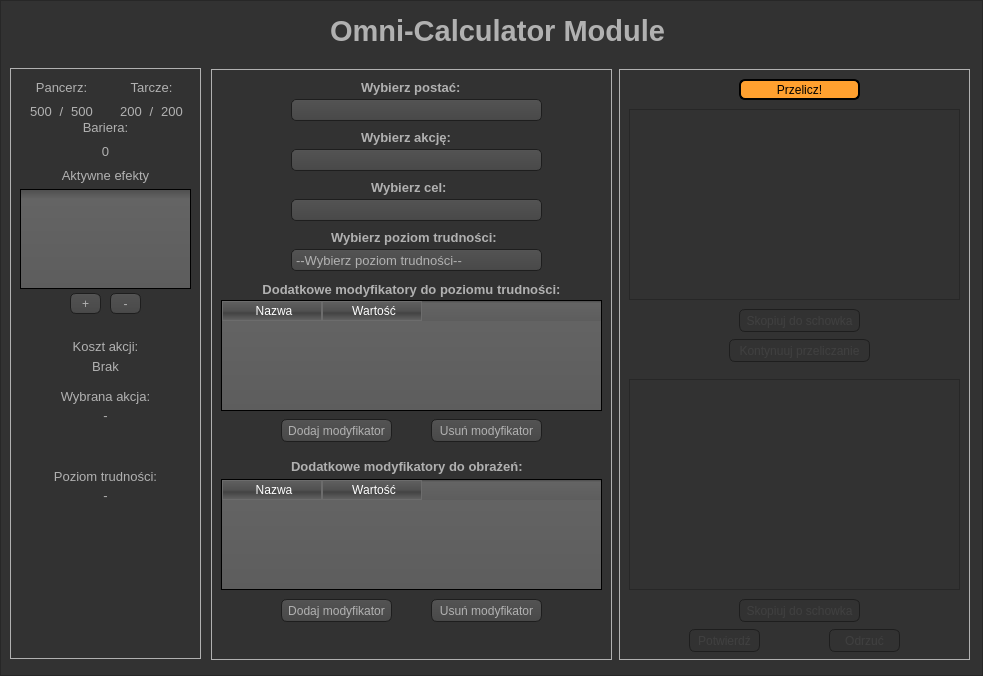
First picture: the form in calculator.ui, repository KJarzyna/OmniMGIII, before the edit.
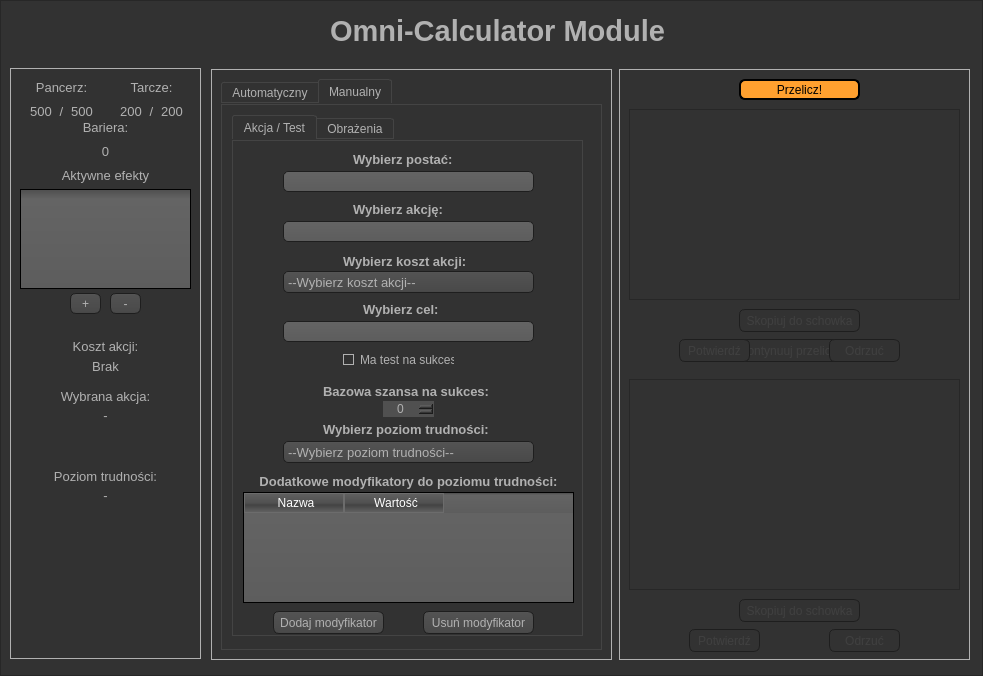
Second picture: the form after the edit. Icons and pictures are not drawn.

```diff
--- a/calculator.ui
+++ b/calculator.ui
@@ -531,26 +531,43 @@
    <property name="frameShadow">
     <enum>QFrame::Plain</enum>
    </property>
-   <widget class="QComboBox" name="comboBox_select_player">
+   <widget class="QTabWidget" name="tabWidget_calculation_type">
     <property name="geometry">
      <rect>
-      <x>80</x>
-      <y>30</y>
-      <width>251</width>
-      <height>22</height>
+      <x>10</x>
+      <y>10</y>
+      <width>381</width>
+      <height>571</height>
      </rect>
     </property>
-    <property name="font">
-     <font>
-      <pointsize>10</pointsize>
-     </font>
+    <property name="tabShape">
+     <enum>QTabWidget::Rounded</enum>
+    </property>
+    <property name="currentIndex">
+     <number>1</number>
+    </property>
+    <widget class="QWidget" name="tab">
+     <attribute name="title">
+      <string>Automatyczny</string>
+     </attribute>
+     <widget class="QPushButton" name="pushButton_DmgMod_add_2">
+      <property name="geometry">
+       <rect>
+        <x>210</x>
+        <y>520</y>
+        <width>111</width>
+        <height>23</height>
+       </rect>
+      </property>
+      <property name="text">
+       <string>Usuń modyfikator</string>
     </property>
    </widget>
    <widget class="QLabel" name="label_select_player">
     <property name="geometry">
      <rect>
-      <x>150</x>
-      <y>10</y>
+        <x>140</x>
+        <y>0</y>
       <width>111</width>
       <height>16</height>
      </rect>
@@ -566,31 +583,58 @@
      <string>Wybierz postać:</string>
     </property>
    </widget>
-   <widget class="QLabel" name="label_select_action">
+     <widget class="QTableWidget" name="tableWidget_AccMod">
     <property name="geometry">
      <rect>
-      <x>150</x>
-      <y>60</y>
-      <width>111</width>
-      <height>16</height>
+        <x>0</x>
+        <y>221</y>
+        <width>381</width>
+        <height>111</height>
+       </rect>
+      </property>
+      <property name="focusPolicy">
+       <enum>Qt::NoFocus</enum>
+      </property>
+      <property name="styleSheet">
+       <string notr="true">QCellWidget
+{
+background-color: #242424;
+}</string>
+      </property>
+      <property name="selectionBehavior">
+       <enum>QAbstractItemView::SelectItems</enum>
+      </property>
+      <column>
+       <property name="text">
+        <string>Nazwa</string>
+       </property>
+      </column>
+      <column>
+       <property name="text">
+        <string>Wartość</string>
+       </property>
+      </column>
+     </widget>
+     <widget class="QComboBox" name="comboBox_select_player">
+      <property name="geometry">
+       <rect>
+        <x>70</x>
+        <y>20</y>
+        <width>251</width>
+        <height>22</height>
      </rect>
     </property>
     <property name="font">
      <font>
       <pointsize>10</pointsize>
-      <weight>75</weight>
-      <bold>true</bold>
-     </font>
-    </property>
-    <property name="text">
-     <string>Wybierz akcję:</string>
-    </property>
+       </font>
+      </property>
    </widget>
    <widget class="QComboBox" name="comboBox_select_action">
     <property name="geometry">
      <rect>
-      <x>80</x>
-      <y>80</y>
+        <x>70</x>
+        <y>70</y>
       <width>251</width>
       <height>22</height>
      </rect>
@@ -601,11 +645,126 @@
      </font>
     </property>
    </widget>
+     <widget class="QPushButton" name="pushButton_DmgMod_add">
+      <property name="geometry">
+       <rect>
+        <x>60</x>
+        <y>520</y>
+        <width>111</width>
+        <height>23</height>
+       </rect>
+      </property>
+      <property name="text">
+       <string>Dodaj modyfikator</string>
+      </property>
+     </widget>
+     <widget class="QLabel" name="label_select_action">
+      <property name="geometry">
+       <rect>
+        <x>140</x>
+        <y>50</y>
+        <width>111</width>
+        <height>16</height>
+       </rect>
+      </property>
+      <property name="font">
+       <font>
+        <pointsize>10</pointsize>
+        <weight>75</weight>
+        <bold>true</bold>
+       </font>
+      </property>
+      <property name="text">
+       <string>Wybierz akcję:</string>
+      </property>
+     </widget>
+     <widget class="QPushButton" name="pushButton_AccMod_remove">
+      <property name="geometry">
+       <rect>
+        <x>210</x>
+        <y>340</y>
+        <width>111</width>
+        <height>23</height>
+       </rect>
+      </property>
+      <property name="text">
+       <string>Usuń modyfikator</string>
+      </property>
+     </widget>
+     <widget class="QTableWidget" name="tableWidget_DmgMod">
+      <property name="geometry">
+       <rect>
+        <x>0</x>
+        <y>400</y>
+        <width>381</width>
+        <height>111</height>
+       </rect>
+      </property>
+      <property name="focusPolicy">
+       <enum>Qt::NoFocus</enum>
+      </property>
+      <property name="styleSheet">
+       <string notr="true">QCellWidget
+{
+background-color: #242424;
+}</string>
+      </property>
+      <column>
+       <property name="text">
+        <string>Nazwa</string>
+       </property>
+      </column>
+      <column>
+       <property name="text">
+        <string>Wartość</string>
+       </property>
+      </column>
+     </widget>
+     <widget class="QLabel" name="label_select_difficultylevel">
+      <property name="geometry">
+       <rect>
+        <x>110</x>
+        <y>150</y>
+        <width>181</width>
+        <height>16</height>
+       </rect>
+      </property>
+      <property name="font">
+       <font>
+        <pointsize>10</pointsize>
+        <weight>75</weight>
+        <bold>true</bold>
+       </font>
+      </property>
+      <property name="text">
+       <string>Wybierz poziom trudności:</string>
+      </property>
+     </widget>
+     <widget class="QLabel" name="label_dmgmod">
+      <property name="geometry">
+       <rect>
+        <x>70</x>
+        <y>379</y>
+        <width>271</width>
+        <height>16</height>
+       </rect>
+      </property>
+      <property name="font">
+       <font>
+        <pointsize>10</pointsize>
+        <weight>75</weight>
+        <bold>true</bold>
+       </font>
+      </property>
+      <property name="text">
+       <string>Dodatkowe modyfikatory do obrażeń:</string>
+      </property>
+     </widget>
    <widget class="QLabel" name="label_select_target">
     <property name="geometry">
      <rect>
-      <x>160</x>
-      <y>110</y>
+        <x>150</x>
+        <y>100</y>
       <width>81</width>
       <height>16</height>
      </rect>
@@ -621,11 +780,74 @@
      <string>Wybierz cel:</string>
     </property>
    </widget>
+     <widget class="QComboBox" name="comboBox_select_difficultylevel">
+      <property name="geometry">
+       <rect>
+        <x>70</x>
+        <y>170</y>
+        <width>251</width>
+        <height>22</height>
+       </rect>
+      </property>
+      <property name="font">
+       <font>
+        <pointsize>10</pointsize>
+       </font>
+      </property>
+      <item>
+       <property name="text">
+        <string>--Wybierz poziom trudności--</string>
+       </property>
+      </item>
+      <item>
+       <property name="text">
+        <string>Bardzo łatwy</string>
+       </property>
+      </item>
+      <item>
+       <property name="text">
+        <string>Łatwy</string>
+       </property>
+      </item>
+      <item>
+       <property name="text">
+        <string>Normalny</string>
+       </property>
+      </item>
+      <item>
+       <property name="text">
+        <string>Trudny</string>
+       </property>
+      </item>
+      <item>
+       <property name="text">
+        <string>Bardzo trudny</string>
+       </property>
+      </item>
+      <item>
+       <property name="text">
+        <string>Niemożliwy</string>
+       </property>
+      </item>
+     </widget>
+     <widget class="QPushButton" name="pushButton_AccMod_add">
+      <property name="geometry">
+       <rect>
+        <x>60</x>
+        <y>340</y>
+        <width>111</width>
+        <height>23</height>
+       </rect>
+      </property>
+      <property name="text">
+       <string>Dodaj modyfikator</string>
+      </property>
+     </widget>
    <widget class="QComboBox" name="comboBox_select_target">
     <property name="geometry">
      <rect>
-      <x>80</x>
-      <y>130</y>
+        <x>70</x>
+        <y>120</y>
       <width>251</width>
       <height>22</height>
      </rect>
@@ -636,11 +858,228 @@
      </font>
     </property>
    </widget>
-   <widget class="QLabel" name="label_select_difficultylevel">
+     <widget class="QLabel" name="label_accmod">
+      <property name="geometry">
+       <rect>
+        <x>0</x>
+        <y>200</y>
+        <width>381</width>
+        <height>20</height>
+       </rect>
+      </property>
+      <property name="font">
+       <font>
+        <pointsize>10</pointsize>
+        <weight>75</weight>
+        <bold>true</bold>
+       </font>
+      </property>
+      <property name="text">
+       <string>Dodatkowe modyfikatory do poziomu trudności:</string>
+      </property>
+      <property name="alignment">
+       <set>Qt::AlignCenter</set>
+      </property>
+     </widget>
+    </widget>
+    <widget class="QWidget" name="tab_2">
+     <attribute name="title">
+      <string>Manualny</string>
+     </attribute>
+     <widget class="QTabWidget" name="tabWidget_manual_type">
+      <property name="geometry">
+       <rect>
+        <x>10</x>
+        <y>10</y>
+        <width>351</width>
+        <height>521</height>
+       </rect>
+      </property>
+      <property name="layoutDirection">
+       <enum>Qt::LeftToRight</enum>
+      </property>
+      <property name="autoFillBackground">
+       <bool>false</bool>
+      </property>
+      <property name="tabPosition">
+       <enum>QTabWidget::North</enum>
+      </property>
+      <property name="currentIndex">
+       <number>0</number>
+      </property>
+      <property name="documentMode">
+       <bool>false</bool>
+      </property>
+      <property name="tabBarAutoHide">
+       <bool>false</bool>
+      </property>
+      <widget class="QWidget" name="tab_3">
+       <attribute name="title">
+        <string>Akcja / Test</string>
+       </attribute>
+       <widget class="QPushButton" name="pushButton_AccMod_remove_M">
+        <property name="geometry">
+         <rect>
+          <x>190</x>
+          <y>470</y>
+          <width>111</width>
+          <height>23</height>
+         </rect>
+        </property>
+        <property name="text">
+         <string>Usuń modyfikator</string>
+        </property>
+       </widget>
+       <widget class="QLabel" name="label_select_action_M">
     <property name="geometry">
      <rect>
       <x>120</x>
+          <y>60</y>
+          <width>111</width>
+          <height>16</height>
+         </rect>
+        </property>
+        <property name="font">
+         <font>
+          <pointsize>10</pointsize>
+          <weight>75</weight>
+          <bold>true</bold>
+         </font>
+        </property>
+        <property name="text">
+         <string>Wybierz akcję:</string>
+        </property>
+       </widget>
+       <widget class="QLabel" name="label_select_target_M">
+        <property name="geometry">
+         <rect>
+          <x>130</x>
       <y>160</y>
+          <width>81</width>
+          <height>16</height>
+         </rect>
+        </property>
+        <property name="font">
+         <font>
+          <pointsize>10</pointsize>
+          <weight>75</weight>
+          <bold>true</bold>
+         </font>
+        </property>
+        <property name="text">
+         <string>Wybierz cel:</string>
+        </property>
+       </widget>
+       <widget class="QTableWidget" name="tableWidget_AccMod_M">
+        <property name="geometry">
+         <rect>
+          <x>10</x>
+          <y>351</y>
+          <width>331</width>
+          <height>111</height>
+         </rect>
+        </property>
+        <property name="focusPolicy">
+         <enum>Qt::NoFocus</enum>
+        </property>
+        <property name="styleSheet">
+         <string notr="true">QCellWidget
+{
+background-color: #242424;
+}</string>
+        </property>
+        <property name="selectionBehavior">
+         <enum>QAbstractItemView::SelectItems</enum>
+        </property>
+        <column>
+         <property name="text">
+          <string>Nazwa</string>
+         </property>
+        </column>
+        <column>
+         <property name="text">
+          <string>Wartość</string>
+         </property>
+        </column>
+       </widget>
+       <widget class="QComboBox" name="comboBox_select_difficultylevel_M">
+        <property name="geometry">
+         <rect>
+          <x>50</x>
+          <y>300</y>
+          <width>251</width>
+          <height>22</height>
+         </rect>
+        </property>
+        <property name="font">
+         <font>
+          <pointsize>10</pointsize>
+         </font>
+        </property>
+        <item>
+         <property name="text">
+          <string>--Wybierz poziom trudności--</string>
+         </property>
+        </item>
+        <item>
+         <property name="text">
+          <string>Bardzo łatwy</string>
+         </property>
+        </item>
+        <item>
+         <property name="text">
+          <string>Łatwy</string>
+         </property>
+        </item>
+        <item>
+         <property name="text">
+          <string>Normalny</string>
+         </property>
+        </item>
+        <item>
+         <property name="text">
+          <string>Trudny</string>
+         </property>
+        </item>
+        <item>
+         <property name="text">
+          <string>Bardzo trudny</string>
+         </property>
+        </item>
+        <item>
+         <property name="text">
+          <string>Niemożliwy</string>
+         </property>
+        </item>
+       </widget>
+       <widget class="QLabel" name="label_accmod_M">
+        <property name="geometry">
+         <rect>
+          <x>10</x>
+          <y>330</y>
+          <width>331</width>
+          <height>20</height>
+         </rect>
+        </property>
+        <property name="font">
+         <font>
+          <pointsize>10</pointsize>
+          <weight>75</weight>
+          <bold>true</bold>
+         </font>
+        </property>
+        <property name="text">
+         <string>Dodatkowe modyfikatory do poziomu trudności:</string>
+        </property>
+        <property name="alignment">
+         <set>Qt::AlignCenter</set>
+        </property>
+       </widget>
+       <widget class="QLabel" name="label_select_difficultylevel_M">
+        <property name="geometry">
+         <rect>
+          <x>90</x>
+          <y>280</y>
       <width>181</width>
       <height>16</height>
      </rect>
@@ -656,12 +1095,110 @@
      <string>Wybierz poziom trudności:</string>
     </property>
    </widget>
-   <widget class="QComboBox" name="comboBox_select_difficultylevel">
+       <widget class="QPushButton" name="pushButton_AccMod_add_M">
     <property name="geometry">
      <rect>
-      <x>80</x>
+          <x>40</x>
+          <y>470</y>
+          <width>111</width>
+          <height>23</height>
+         </rect>
+        </property>
+        <property name="text">
+         <string>Dodaj modyfikator</string>
+        </property>
+       </widget>
+       <widget class="QLabel" name="label_select_player_M">
+        <property name="geometry">
+         <rect>
+          <x>120</x>
+          <y>10</y>
+          <width>111</width>
+          <height>16</height>
+         </rect>
+        </property>
+        <property name="font">
+         <font>
+          <pointsize>10</pointsize>
+          <weight>75</weight>
+          <bold>true</bold>
+         </font>
+        </property>
+        <property name="text">
+         <string>Wybierz postać:</string>
+        </property>
+       </widget>
+       <widget class="QLineEdit" name="lineEdit_action_M">
+        <property name="geometry">
+         <rect>
+          <x>50</x>
+          <y>80</y>
+          <width>251</width>
+          <height>21</height>
+         </rect>
+        </property>
+        <property name="font">
+         <font>
+          <pointsize>10</pointsize>
+         </font>
+        </property>
+       </widget>
+       <widget class="QLineEdit" name="lineEdit_target_M">
+        <property name="geometry">
+         <rect>
+          <x>50</x>
       <y>180</y>
       <width>251</width>
+          <height>21</height>
+         </rect>
+        </property>
+        <property name="font">
+         <font>
+          <pointsize>10</pointsize>
+         </font>
+        </property>
+       </widget>
+       <widget class="QLineEdit" name="lineEdit_select_player_M">
+        <property name="geometry">
+         <rect>
+          <x>50</x>
+          <y>30</y>
+          <width>251</width>
+          <height>21</height>
+         </rect>
+        </property>
+        <property name="font">
+         <font>
+          <pointsize>10</pointsize>
+         </font>
+        </property>
+       </widget>
+       <widget class="QLabel" name="label_select_action_cost_M">
+        <property name="geometry">
+         <rect>
+          <x>110</x>
+          <y>110</y>
+          <width>151</width>
+          <height>20</height>
+         </rect>
+        </property>
+        <property name="font">
+         <font>
+          <pointsize>10</pointsize>
+          <weight>75</weight>
+          <bold>true</bold>
+         </font>
+        </property>
+        <property name="text">
+         <string>Wybierz koszt akcji:</string>
+        </property>
+       </widget>
+       <widget class="QComboBox" name="comboBox_select_actioncost_M">
+        <property name="geometry">
+         <rect>
+          <x>50</x>
+          <y>130</y>
+          <width>251</width>
       <height>22</height>
      </rect>
     </property>
@@ -672,78 +1209,49 @@
     </property>
     <item>
      <property name="text">
-      <string>--Wybierz poziom trudności--</string>
+          <string>--Wybierz koszt akcji--</string>
      </property>
     </item>
     <item>
      <property name="text">
-      <string>Bardzo łatwy</string>
+          <string>AM</string>
      </property>
     </item>
     <item>
      <property name="text">
-      <string>Łatwy</string>
+          <string>AD</string>
      </property>
     </item>
     <item>
      <property name="text">
-      <string>Normalny</string>
+          <string>AM+AD</string>
      </property>
     </item>
     <item>
      <property name="text">
-      <string>Trudny</string>
-     </property>
-    </item>
-    <item>
-     <property name="text">
-      <string>Bardzo trudny</string>
-     </property>
-    </item>
-    <item>
-     <property name="text">
-      <string>Niemożliwy</string>
-     </property>
-    </item>
-   </widget>
-   <widget class="QTableWidget" name="tableWidget_AccMod">
+          <string>Darmowa akcja</string>
+         </property>
+        </item>
+       </widget>
+       <widget class="QCheckBox" name="checkBox_sukces_check_M">
     <property name="geometry">
      <rect>
-      <x>10</x>
-      <y>231</y>
-      <width>381</width>
-      <height>111</height>
-     </rect>
-    </property>
-    <property name="focusPolicy">
-     <enum>Qt::NoFocus</enum>
-    </property>
-    <property name="styleSheet">
-     <string notr="true">QCellWidget
-{
-background-color: #242424;
-}</string>
-    </property>
-    <property name="selectionBehavior">
-     <enum>QAbstractItemView::SelectItems</enum>
-    </property>
-    <column>
-     <property name="text">
-      <string>Nazwa</string>
-     </property>
-    </column>
-    <column>
-     <property name="text">
-      <string>Wartość</string>
-     </property>
-    </column>
-   </widget>
-   <widget class="QLabel" name="label_accmod">
-    <property name="geometry">
-     <rect>
-      <x>10</x>
+          <x>110</x>
       <y>210</y>
-      <width>381</width>
+          <width>111</width>
+          <height>17</height>
+         </rect>
+        </property>
+        <property name="text">
+         <string>Ma test na sukces</string>
+        </property>
+       </widget>
+       <widget class="QLabel" name="label_success_chance_M">
+        <property name="geometry">
+         <rect>
+          <x>90</x>
+          <y>240</y>
+          <width>201</width>
       <height>20</height>
      </rect>
     </property>
@@ -755,38 +1263,52 @@
      </font>
     </property>
     <property name="text">
-     <string>Dodatkowe modyfikatory do poziomu trudności:</string>
+         <string>Bazowa szansa na sukces:</string>
+        </property>
+       </widget>
+       <widget class="QSpinBox" name="spinBox_success_chance_M">
+        <property name="geometry">
+         <rect>
+          <x>150</x>
+          <y>260</y>
+          <width>51</width>
+          <height>16</height>
+         </rect>
     </property>
     <property name="alignment">
      <set>Qt::AlignCenter</set>
     </property>
-   </widget>
-   <widget class="QLabel" name="label_dmgmod">
+        <property name="accelerated">
+         <bool>true</bool>
+        </property>
+        <property name="maximum">
+         <number>100</number>
+        </property>
+       </widget>
+      </widget>
+      <widget class="QWidget" name="tab_4">
+       <attribute name="title">
+        <string>Obrażenia</string>
+       </attribute>
+       <widget class="QPushButton" name="pushButton_DmgMod_remove_M">
     <property name="geometry">
      <rect>
-      <x>80</x>
-      <y>389</y>
-      <width>271</width>
-      <height>16</height>
-     </rect>
-    </property>
-    <property name="font">
-     <font>
-      <pointsize>10</pointsize>
-      <weight>75</weight>
-      <bold>true</bold>
-     </font>
-    </property>
+          <x>190</x>
+          <y>360</y>
+          <width>111</width>
+          <height>23</height>
+         </rect>
+        </property>
     <property name="text">
-     <string>Dodatkowe modyfikatory do obrażeń:</string>
-    </property>
-   </widget>
-   <widget class="QTableWidget" name="tableWidget_DmgMod">
+         <string>Usuń modyfikator</string>
+        </property>
+       </widget>
+       <widget class="QTableWidget" name="tableWidget_DmgMod_M">
     <property name="geometry">
      <rect>
       <x>10</x>
-      <y>410</y>
-      <width>381</width>
+          <y>240</y>
+          <width>321</width>
       <height>111</height>
      </rect>
     </property>
@@ -810,11 +1332,11 @@
      </property>
     </column>
    </widget>
-   <widget class="QPushButton" name="pushButton_AccMod_add">
+       <widget class="QPushButton" name="pushButton_DmgMod_add_M">
     <property name="geometry">
      <rect>
-      <x>70</x>
-      <y>350</y>
+          <x>40</x>
+          <y>360</y>
       <width>111</width>
       <height>23</height>
      </rect>
@@ -823,44 +1345,151 @@
      <string>Dodaj modyfikator</string>
     </property>
    </widget>
-   <widget class="QPushButton" name="pushButton_AccMod_remove">
+       <widget class="QLabel" name="label_dmgmod_M">
     <property name="geometry">
      <rect>
-      <x>220</x>
-      <y>350</y>
-      <width>111</width>
-      <height>23</height>
-     </rect>
-    </property>
+          <x>50</x>
+          <y>219</y>
+          <width>271</width>
+          <height>16</height>
+         </rect>
+        </property>
+        <property name="font">
+         <font>
+          <pointsize>10</pointsize>
+          <weight>75</weight>
+          <bold>true</bold>
+         </font>
+        </property>
     <property name="text">
-     <string>Usuń modyfikator</string>
-    </property>
-   </widget>
-   <widget class="QPushButton" name="pushButton_DmgMod_add">
+         <string>Dodatkowe modyfikatory do obrażeń:</string>
+        </property>
+       </widget>
+       <widget class="QLabel" name="label_damage_target_M">
     <property name="geometry">
      <rect>
-      <x>70</x>
-      <y>530</y>
-      <width>111</width>
-      <height>23</height>
-     </rect>
-    </property>
+          <x>100</x>
+          <y>10</y>
+          <width>141</width>
+          <height>20</height>
+         </rect>
+        </property>
+        <property name="font">
+         <font>
+          <pointsize>10</pointsize>
+          <weight>75</weight>
+          <bold>true</bold>
+         </font>
+        </property>
     <property name="text">
-     <string>Dodaj modyfikator</string>
-    </property>
-   </widget>
-   <widget class="QPushButton" name="pushButton_DmgMod_add_2">
+         <string>Wybierz cel obrażeń:</string>
+        </property>
+       </widget>
+       <widget class="QLabel" name="label_damage_target_M_2">
     <property name="geometry">
      <rect>
-      <x>220</x>
-      <y>530</y>
-      <width>111</width>
-      <height>23</height>
-     </rect>
-    </property>
+          <x>110</x>
+          <y>110</y>
+          <width>121</width>
+          <height>20</height>
+         </rect>
+        </property>
+        <property name="font">
+         <font>
+          <pointsize>10</pointsize>
+          <weight>75</weight>
+          <bold>true</bold>
+         </font>
+        </property>
     <property name="text">
-     <string>Usuń modyfikator</string>
-    </property>
+         <string>Wartość obrażeń:</string>
+        </property>
+       </widget>
+       <widget class="QSpinBox" name="spinBox_damage_M">
+        <property name="geometry">
+         <rect>
+          <x>130</x>
+          <y>130</y>
+          <width>81</width>
+          <height>22</height>
+         </rect>
+        </property>
+        <property name="alignment">
+         <set>Qt::AlignCenter</set>
+        </property>
+        <property name="accelerated">
+         <bool>true</bool>
+        </property>
+        <property name="maximum">
+         <number>99999</number>
+        </property>
+       </widget>
+       <widget class="QCheckBox" name="checkBox_ignore_shields_M">
+        <property name="geometry">
+         <rect>
+          <x>100</x>
+          <y>170</y>
+          <width>131</width>
+          <height>17</height>
+         </rect>
+        </property>
+        <property name="text">
+         <string>Ignoruj tarcze i bariery</string>
+        </property>
+       </widget>
+       <widget class="QComboBox" name="comboBox_select_player_M">
+        <property name="geometry">
+         <rect>
+          <x>50</x>
+          <y>30</y>
+          <width>251</width>
+          <height>22</height>
+         </rect>
+        </property>
+        <property name="font">
+         <font>
+          <pointsize>10</pointsize>
+         </font>
+        </property>
+       </widget>
+       <widget class="QLineEdit" name="lineEdit_select_dmg_reason_M">
+        <property name="geometry">
+         <rect>
+          <x>50</x>
+          <y>80</y>
+          <width>251</width>
+          <height>21</height>
+         </rect>
+        </property>
+        <property name="font">
+         <font>
+          <pointsize>10</pointsize>
+         </font>
+        </property>
+       </widget>
+       <widget class="QLabel" name="label_damage_target_M_3">
+        <property name="geometry">
+         <rect>
+          <x>90</x>
+          <y>60</y>
+          <width>181</width>
+          <height>20</height>
+         </rect>
+        </property>
+        <property name="font">
+         <font>
+          <pointsize>10</pointsize>
+          <weight>75</weight>
+          <bold>true</bold>
+         </font>
+        </property>
+        <property name="text">
+         <string>Wybierz powód obrażeń:</string>
+        </property>
+       </widget>
+      </widget>
+     </widget>
+    </widget>
    </widget>
   </widget>
   <widget class="QFrame" name="frame_right">
@@ -1031,6 +1660,44 @@
      <string>Przelicz!</string>
     </property>
    </widget>
+   <widget class="QPushButton" name="pushButton_approve_M">
+    <property name="enabled">
+     <bool>false</bool>
+    </property>
+    <property name="geometry">
+     <rect>
+      <x>60</x>
+      <y>270</y>
+      <width>71</width>
+      <height>23</height>
+     </rect>
+    </property>
+    <property name="toolTip">
+     <string>Kopiuje do schowka tekst sformatowany na format Cytadeli</string>
+    </property>
+    <property name="text">
+     <string>Potwierdź</string>
+    </property>
+   </widget>
+   <widget class="QPushButton" name="pushButton_disapprove_M">
+    <property name="enabled">
+     <bool>false</bool>
+    </property>
+    <property name="geometry">
+     <rect>
+      <x>210</x>
+      <y>270</y>
+      <width>71</width>
+      <height>23</height>
+     </rect>
+    </property>
+    <property name="toolTip">
+     <string>Kopiuje do schowka tekst sformatowany na format Cytadeli</string>
+    </property>
+    <property name="text">
+     <string>Odrzuć</string>
+    </property>
+   </widget>
   </widget>
   <widget class="QFrame" name="frame_left_2">
    <property name="geometry">
```
Left out of the diff: 40 changed lines with no effect on the pictures. Lines whose indentation alone changed are shown as unchanged.
